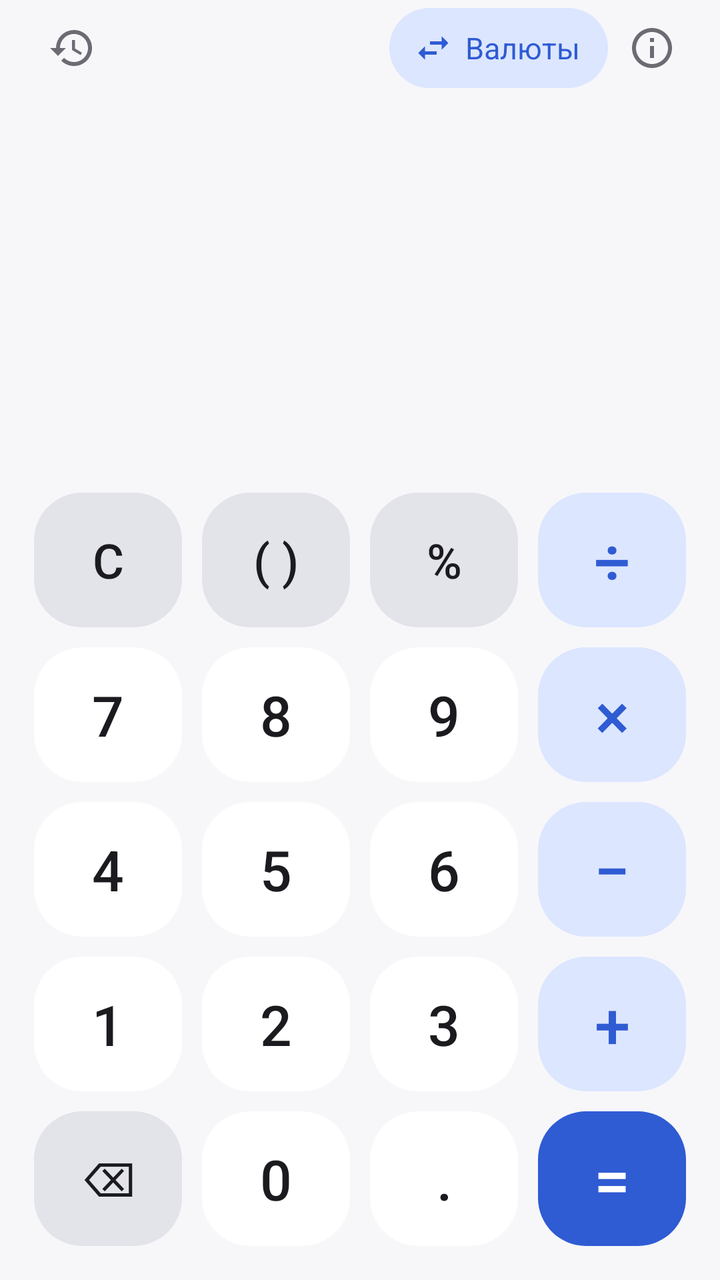
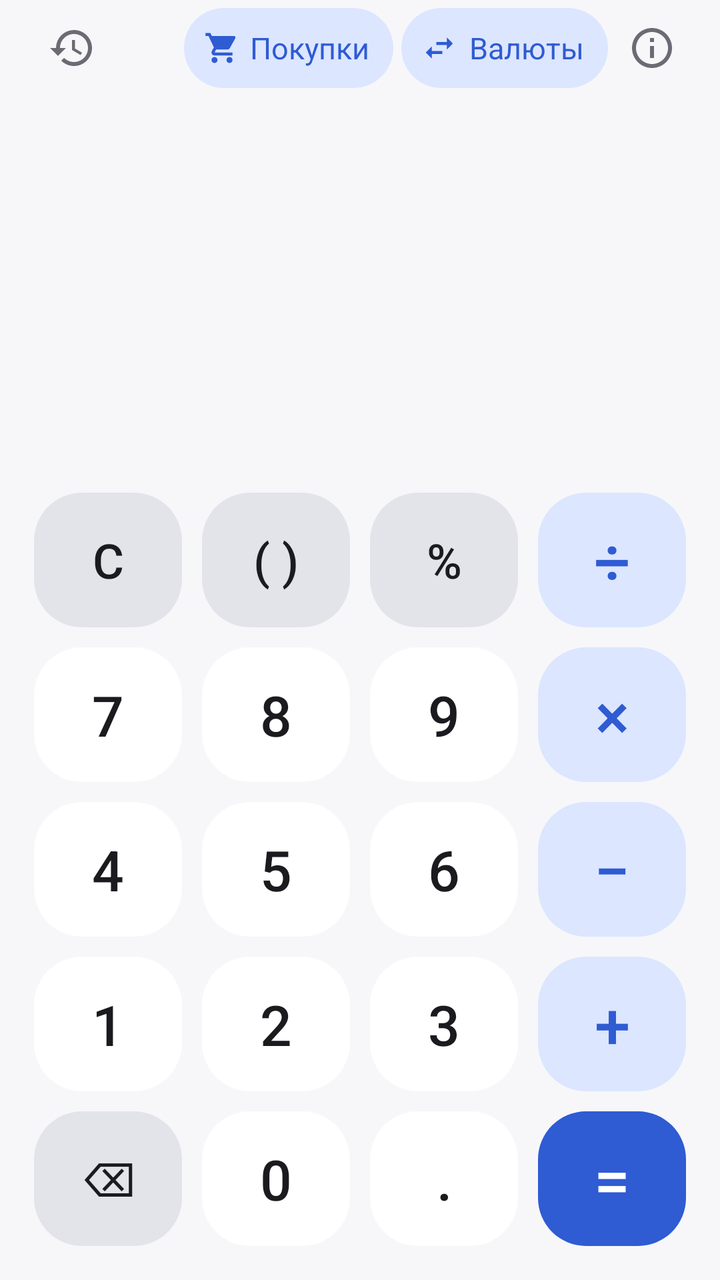

The first picture is an Android layout as it rendered before a commit; the second is the same layout after the commit. The layout source and the unified diff follow.
<!-- AndroidManifest.xml: application theme AppTheme -->
<!-- res/layout/activity_main.xml -->
<?xml version="1.0" encoding="utf-8"?>
<LinearLayout xmlns:android="http://schemas.android.com/apk/res/android"
    android:layout_width="match_parent"
    android:layout_height="match_parent"
    android:fitsSystemWindows="true"
    android:orientation="vertical"
    android:paddingStart="12dp"
    android:paddingEnd="12dp"
    android:paddingBottom="12dp">

    
    <LinearLayout
        android:layout_width="match_parent"
        android:layout_height="48dp"
        android:gravity="center_vertical"
        android:orientation="horizontal">

        <ImageButton
            android:id="@+id/btnToggleHistory"
            android:layout_width="48dp"
            android:layout_height="48dp"
            android:background="@drawable/icon_button_bg"
            android:contentDescription="@string/desc_history"
            android:src="@drawable/ic_history" />

        
        <LinearLayout
            android:id="@+id/searchBar"
            android:layout_width="0dp"
            android:layout_height="40dp"
            android:layout_marginStart="4dp"
            android:layout_weight="1"
            android:gravity="center_vertical"
            android:orientation="horizontal"
            android:visibility="invisible">

            <EditText
                android:id="@+id/searchInput"
                android:layout_width="0dp"
                android:layout_height="match_parent"
                android:layout_weight="1"
                android:background="@drawable/search_bg"
                android:drawableStart="@drawable/ic_search"
                android:drawablePadding="6dp"
                android:hint="@string/search_hint"
                android:imeOptions="actionSearch|flagNoExtractUi"
                android:importantForAutofill="no"
                android:inputType="text"
                android:maxLines="1"
                android:paddingStart="10dp"
                android:paddingEnd="10dp"
                android:textColor="@color/text_primary"
                android:textColorHint="@color/text_secondary"
                android:textSize="15sp" />

            <TextView
                android:id="@+id/btnNotesOnly"
                android:layout_width="wrap_content"
                android:layout_height="match_parent"
                android:layout_marginStart="6dp"
                android:background="@drawable/toggle_bg"
                android:clickable="true"
                android:contentDescription="@string/desc_notes_only"
                android:focusable="true"
                android:gravity="center"
                android:paddingStart="10dp"
                android:paddingEnd="10dp"
                android:text="@string/notes_only"
                android:textColor="@color/toggle_text"
                android:textSize="14sp" />
        </LinearLayout>

        <TextView
            android:id="@+id/btnConverter"
            android:layout_width="wrap_content"
            android:layout_height="40dp"
            android:layout_marginStart="4dp"
            android:background="@drawable/pill_bg"
            android:clickable="true"
            android:contentDescription="@string/desc_converter"
            android:drawableStart="@drawable/ic_currency"
            android:drawablePadding="6dp"
            android:focusable="true"
            android:gravity="center"
            android:paddingStart="12dp"
            android:paddingEnd="14dp"
            android:text="@string/converter"
            android:textColor="@color/btn_op_text"
            android:textSize="15sp" />

        <ImageButton
            android:id="@+id/btnInfo"
            android:layout_width="44dp"
            android:layout_height="48dp"
            android:background="@drawable/icon_button_bg"
            android:contentDescription="@string/desc_info"
            android:src="@drawable/ic_info" />

        <ImageButton
            android:id="@+id/btnClearHistory"
            android:layout_width="48dp"
            android:layout_height="48dp"
            android:background="@drawable/icon_button_bg"
            android:contentDescription="@string/desc_clear_history"
            android:src="@drawable/ic_delete"
            android:visibility="gone" />
    </LinearLayout>

    
    <LinearLayout
        android:id="@+id/displayArea"
        android:layout_width="match_parent"
        android:layout_height="0dp"
        android:layout_weight="2"
        android:orientation="vertical">

        <FrameLayout
            android:layout_width="match_parent"
            android:layout_height="0dp"
            android:layout_weight="1">

            <ListView
                android:id="@+id/historyList"
                android:layout_width="match_parent"
                android:layout_height="match_parent"
                android:divider="@null"
                android:dividerHeight="0dp"
                android:fadingEdgeLength="32dp"
                android:requiresFadingEdge="vertical"
                android:scrollbarStyle="outsideOverlay"
                android:stackFromBottom="true"
                android:transcriptMode="normal" />

            <GridView
                android:id="@+id/historyGrid"
                android:layout_width="match_parent"
                android:layout_height="match_parent"
                android:clipToPadding="false"
                android:columnWidth="150dp"
                android:drawSelectorOnTop="false"
                android:horizontalSpacing="8dp"
                android:listSelector="@android:color/transparent"
                android:numColumns="auto_fit"
                android:padding="4dp"
                android:stretchMode="columnWidth"
                android:verticalSpacing="8dp"
                android:visibility="gone" />

            <TextView
                android:id="@+id/historyEmpty"
                android:layout_width="match_parent"
                android:layout_height="match_parent"
                android:gravity="center"
                android:padding="24dp"
                android:text="@string/history_empty"
                android:textColor="@color/text_secondary"
                android:textSize="16sp"
                android:visibility="gone" />
        </FrameLayout>

        <LinearLayout
            android:layout_width="match_parent"
            android:layout_height="wrap_content"
            android:orientation="vertical"
            android:paddingStart="12dp"
            android:paddingTop="8dp"
            android:paddingEnd="12dp"
            android:paddingBottom="12dp">

            <HorizontalScrollView
                android:id="@+id/expressionScroll"
                android:layout_width="match_parent"
                android:layout_height="wrap_content"
                android:fillViewport="true"
                android:scrollbars="none">

                <TextView
                    android:id="@+id/expression"
                    android:layout_width="wrap_content"
                    android:layout_height="wrap_content"
                    android:gravity="end"
                    android:maxLines="1"
                    android:textColor="@color/text_primary"
                    android:textIsSelectable="true"
                    android:textSize="48sp" />
            </HorizontalScrollView>

            <TextView
                android:id="@+id/result"
                android:layout_width="match_parent"
                android:layout_height="wrap_content"
                android:ellipsize="start"
                android:gravity="end"
                android:maxLines="1"
                android:minHeight="36dp"
                android:textColor="@color/text_secondary"
                android:textSize="26sp" />
        </LinearLayout>
    </LinearLayout>

    
    <LinearLayout
        android:id="@+id/keypad"
        android:layout_width="match_parent"
        android:layout_height="0dp"
        android:layout_weight="4"
        android:orientation="vertical">

        <LinearLayout style="@style/CalcRow">
            <Button
                android:id="@+id/btnClear"
                style="@style/CalcButton.Func"
                android:contentDescription="@string/desc_clear"
                android:text="C" />
            <Button
                android:id="@+id/btnParen"
                style="@style/CalcButton.Func"
                android:contentDescription="@string/desc_paren"
                android:text="( )" />
            <Button
                android:id="@+id/btnPercent"
                style="@style/CalcButton.Func"
                android:text="%" />
            <Button
                android:id="@+id/btnDivide"
                style="@style/CalcButton.Op"
                android:text="÷" />
        </LinearLayout>
        <LinearLayout style="@style/CalcRow">
            <Button
                android:id="@+id/btn7"
                style="@style/CalcButton"
                android:text="7" />
            <Button
                android:id="@+id/btn8"
                style="@style/CalcButton"
                android:text="8" />
            <Button
                android:id="@+id/btn9"
                style="@style/CalcButton"
                android:text="9" />
            <Button
                android:id="@+id/btnMultiply"
                style="@style/CalcButton.Op"
                android:text="×" />
        </LinearLayout>
        <LinearLayout style="@style/CalcRow">
            <Button
                android:id="@+id/btn4"
                style="@style/CalcButton"
                android:text="4" />
            <Button
                android:id="@+id/btn5"
                style="@style/CalcButton"
                android:text="5" />
            <Button
                android:id="@+id/btn6"
                style="@style/CalcButton"
                android:text="6" />
            <Button
                android:id="@+id/btnMinus"
                style="@style/CalcButton.Op"
                android:text="−" />
        </LinearLayout>
        <LinearLayout style="@style/CalcRow">
            <Button
                android:id="@+id/btn1"
                style="@style/CalcButton"
                android:text="1" />
            <Button
                android:id="@+id/btn2"
                style="@style/CalcButton"
                android:text="2" />
            <Button
                android:id="@+id/btn3"
                style="@style/CalcButton"
                android:text="3" />
            <Button
                android:id="@+id/btnPlus"
                style="@style/CalcButton.Op"
                android:text="+" />
        </LinearLayout>
        <LinearLayout style="@style/CalcRow">
            <Button
                android:id="@+id/btnBackspace"
                style="@style/CalcButton.Func"
                android:contentDescription="@string/desc_backspace"
                android:text="⌫" />
            <Button
                android:id="@+id/btn0"
                style="@style/CalcButton"
                android:text="0" />
            <Button
                android:id="@+id/btnDot"
                style="@style/CalcButton"
                android:text="." />
            <Button
                android:id="@+id/btnEquals"
                style="@style/CalcButton.Equals"
                android:text="=" />
        </LinearLayout>
    </LinearLayout>
</LinearLayout>
<!-- resources referenced by this layout -->
<resources>
  <color name="btn_op_text">#FF2F5BD3</color>
  <color name="text_primary">#FF1B1B1F</color>
  <color name="text_secondary">#FF6B6B74</color>
  <!-- drawable ic_currency (drawable) -->
  <vector xmlns:android="http://schemas.android.com/apk/res/android"
      android:width="20dp"
      android:height="20dp"
      android:tint="@color/btn_op_text"
      android:viewportWidth="24"
      android:viewportHeight="24">
      <path
          android:fillColor="#FFFFFFFF"
          android:pathData="M6.99,11L3,15l3.99,4v-3H14v-2H6.99v-3zM21,9l-3.99,-4v3H10v2h7.01v3L21,9z" />
  </vector>
  <!-- drawable icon_button_bg (drawable) -->
  <?xml version="1.0" encoding="utf-8"?>
  <ripple xmlns:android="http://schemas.android.com/apk/res/android"
      android:color="@color/ripple"
      android:radius="22dp" />
  <!-- drawable search_bg (drawable) -->
  <?xml version="1.0" encoding="utf-8"?>
  <shape xmlns:android="http://schemas.android.com/apk/res/android"
      android:shape="rectangle">
      <solid android:color="@color/btn_func" />
      <corners android:radius="20dp" />
  </shape>
  <string name="converter">Валюты</string>
  <string name="desc_backspace">Стереть (удерживайте, чтобы очистить всё)</string>
  <string name="desc_clear">Очистить</string>
  <string name="desc_clear_history">Очистить историю</string>
  <string name="desc_converter">Конвертер валют</string>
  <string name="desc_history">Показать историю</string>
  <string name="desc_info">Инструкция и о приложении</string>
  <string name="desc_notes_only">Показывать только записи с заметками</string>
  <string name="desc_paren">Скобки</string>
  <string name="history_empty">История пуста.\nВычисления появятся здесь. Нажмите на запись — вставить результат, удерживайте — заметка и другие действия.</string>
  <string name="notes_only">★ Заметки</string>
  <string name="search_hint">Поиск: заметка или число</string>
  <style name="CalcButton.Equals">
          <item name="android:background">@drawable/btn_equals</item>
          <item name="android:textColor">@color/btn_equals_text</item>
          <item name="android:textSize">32sp</item>
      </style>
  <style name="CalcButton.Func">
          <item name="android:background">@drawable/btn_func</item>
          <item name="android:textSize">24sp</item>
      </style>
  <style name="CalcButton.Op">
          <item name="android:background">@drawable/btn_op</item>
          <item name="android:textColor">@color/btn_op_text</item>
          <item name="android:textSize">32sp</item>
      </style>
  <style name="CalcRow">
          <item name="android:layout_width">match_parent</item>
          <item name="android:layout_height">0dp</item>
          <item name="android:layout_weight">1</item>
          <item name="android:orientation">horizontal</item>
      </style>
  <color name="ripple">#33000000</color>
  <color name="btn_op">#FFDCE6FF</color>
  <color name="btn_func">#FFE3E3EA</color>
  <color name="btn_equals">#FF2F5BD3</color>
  <color name="btn_equals_text">#FFFFFFFF</color>
  <color name="background">#FFF7F7FA</color>
  <color name="btn_digit">#FFFFFFFF</color>
  <!-- unchanged entries left out for length: 12 -->
</resources>

<!-- the commit's change to res/layout/activity_main.xml (unified diff, before → after) -->
@@ -71,6 +71,24 @@
         </LinearLayout>
 
         <TextView
+            android:id="@+id/btnShopping"
+            android:layout_width="wrap_content"
+            android:layout_height="40dp"
+            android:layout_marginStart="4dp"
+            android:background="@drawable/pill_bg"
+            android:clickable="true"
+            android:contentDescription="@string/desc_shopping"
+            android:drawableStart="@drawable/ic_cart_small"
+            android:drawablePadding="5dp"
+            android:focusable="true"
+            android:gravity="center"
+            android:paddingStart="10dp"
+            android:paddingEnd="12dp"
+            android:text="@string/shopping"
+            android:textColor="@color/btn_op_text"
+            android:textSize="15sp" />
+
+        <TextView
             android:id="@+id/btnConverter"
             android:layout_width="wrap_content"
             android:layout_height="40dp"
@@ -82,8 +100,8 @@
             android:drawablePadding="6dp"
             android:focusable="true"
             android:gravity="center"
-            android:paddingStart="12dp"
-            android:paddingEnd="14dp"
+            android:paddingStart="10dp"
+            android:paddingEnd="12dp"
             android:text="@string/converter"
             android:textColor="@color/btn_op_text"
             android:textSize="15sp" />
<!-- resource entries referenced after the edit -->
@@ -3,10 +3,21 @@
   <color name="btn_op_text">#FF2F5BD3</color>
   <color name="text_primary">#FF1B1B1F</color>
   <color name="text_secondary">#FF6B6B74</color>
+  <!-- drawable ic_cart_small (drawable) -->
+  <vector xmlns:android="http://schemas.android.com/apk/res/android"
+      android:width="18dp"
+      android:height="18dp"
+      android:tint="@color/btn_op_text"
+      android:viewportWidth="24"
+      android:viewportHeight="24">
+      <path
+          android:fillColor="#FFFFFFFF"
+          android:pathData="M7,18c-1.1,0 -1.99,0.9 -1.99,2S5.9,22 7,22s2,-0.9 2,-2 -0.9,-2 -2,-2zM1,2v2h2l3.6,7.59 -1.35,2.45c-0.16,0.28 -0.25,0.61 -0.25,0.96 0,1.1 0.9,2 2,2h12v-2H7.42c-0.14,0 -0.25,-0.11 -0.25,-0.25l0.03,-0.12 0.9,-1.63h7.45c0.75,0 1.41,-0.41 1.75,-1.03l3.58,-6.49A1.003,1.003 0,0 0,20 4H5.21l-0.94,-2H1zM17,18c-1.1,0 -1.99,0.9 -1.99,2s0.89,2 1.99,2 2,-0.9 2,-2 -0.9,-2 -2,-2z" />
+  </vector>
   <!-- drawable ic_currency (drawable) -->
   <vector xmlns:android="http://schemas.android.com/apk/res/android"
-      android:width="20dp"
-      android:height="20dp"
+      android:width="18dp"
+      android:height="18dp"
       android:tint="@color/btn_op_text"
       android:viewportWidth="24"
       android:viewportHeight="24">
@@ -35,9 +46,11 @@
   <string name="desc_info">Инструкция и о приложении</string>
   <string name="desc_notes_only">Показывать только записи с заметками</string>
   <string name="desc_paren">Скобки</string>
+  <string name="desc_shopping">Списки покупок</string>
   <string name="history_empty">История пуста.\nВычисления появятся здесь. Нажмите на запись — вставить результат, удерживайте — заметка и другие действия.</string>
   <string name="notes_only">★ Заметки</string>
   <string name="search_hint">Поиск: заметка или число</string>
+  <string name="shopping">Покупки</string>
   <style name="CalcButton.Equals">
           <item name="android:background">@drawable/btn_equals</item>
           <item name="android:textColor">@color/btn_equals_text</item>
